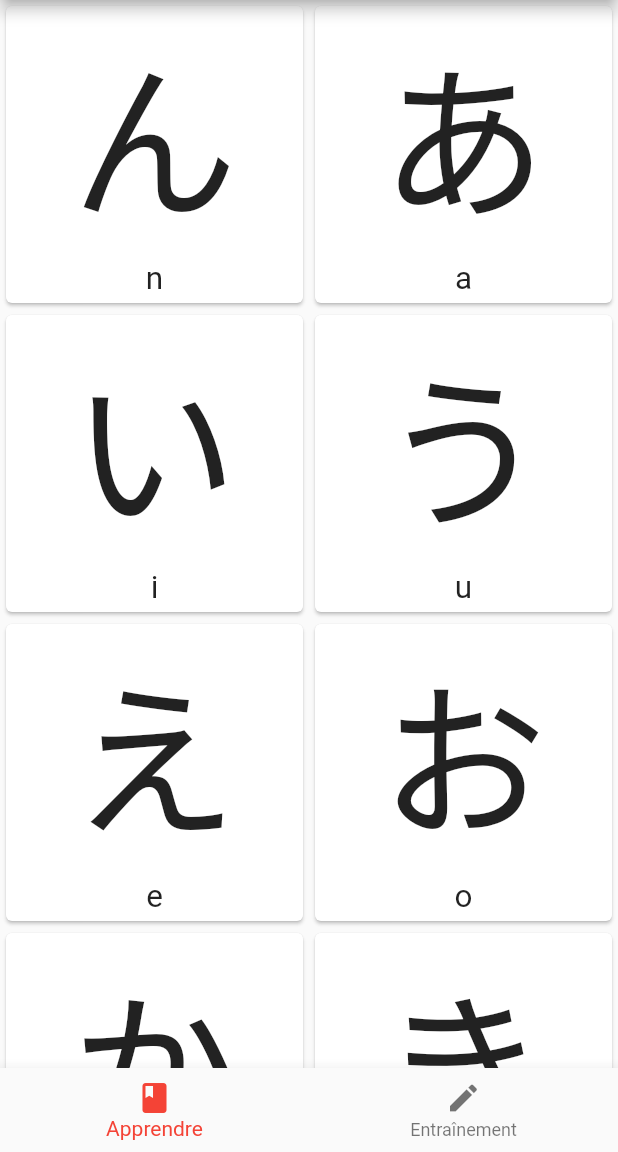
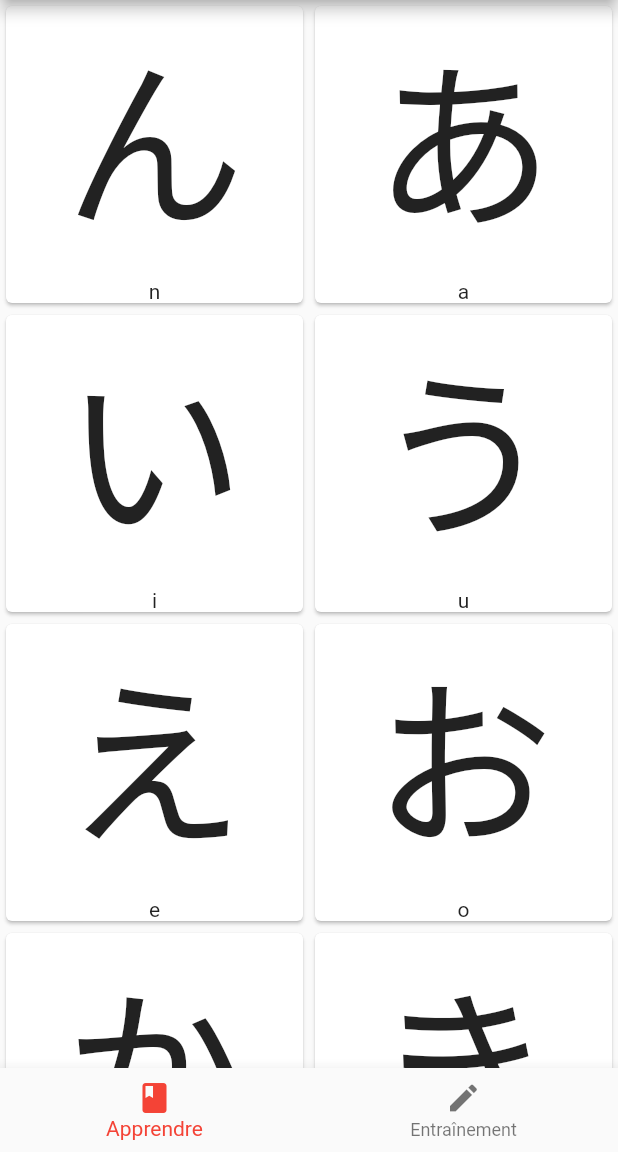
Before and after one commit to titoine9912/tp3_Mobile, a Flutter app: the screen it shows after launch, on a phone screen of 412 x 824 dp, the part 84-1236 px from its top. Run offline on Flutter 3.47's test engine with Material 2 defaults, Android fonts, the phone set to English and light mode, and no system bars.

Commit message:
Update learn.dart

```diff
--- a/tp3-depart/lib/app/learn.dart
+++ b/tp3-depart/lib/app/learn.dart
@@ -42,29 +42,20 @@ class _CustomCardState extends State<CustomCard> {
   Widget build(BuildContext context) {
     return Card(
       child: Column(
-        mainAxisAlignment: MainAxisAlignment.center,
-        children: <Widget>[
-          Container(
-            child: Row(
-              mainAxisSize: MainAxisSize.min,
-              children: <Widget>[
-                Text(
-                  Hiraganas.keys.elementAt(index),
-                  textScaleFactor: 8,
-                ),
-              ],
+        crossAxisAlignment: CrossAxisAlignment.stretch,
+        mainAxisSize: MainAxisSize.min,
+        children: [
+          Expanded(
+            child: FittedBox(
+              child: Text(
+                Hiraganas.keys.elementAt(index),
+              ),
             ),
           ),
-          Container(
-            child: Row(
-              mainAxisAlignment: MainAxisAlignment.center,
-              children: <Widget>[
-                Text(
-                  Hiraganas.values.elementAt(index),
-                  textScaleFactor: 1.5,
-                ),
-              ],
-            ),
+          Text(
+            Hiraganas.values.elementAt(index),
+            textAlign: TextAlign.center,
+            //textScaleFactor: 1.5,
           ),
         ],
       ),
```
